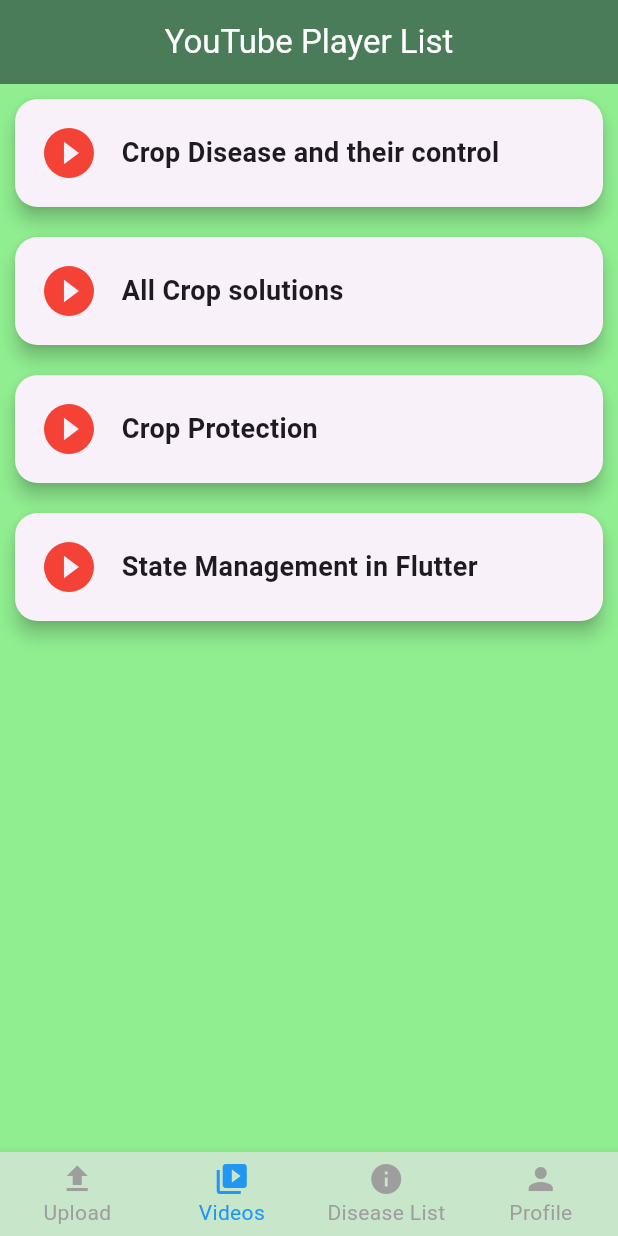
After one commit to akshay-git20/SIH_24, a Flutter app: the UserBottomNav screen opened directly, item 2 of the bottom bar chosen, on a phone screen of 412 x 824 dp. The commit adds this screen. Run offline on Flutter 3.47's test engine with Material 3 defaults, Android fonts, the phone set to English and light mode, and no system bars; drawn by our look-alikes of animated_bottom_navigation_bar; our stand-ins replace dotted_border, font_awesome_flutter, google_fonts, image_picker, youtube_player_flutter.

Commit message:
youtube player added

```diff
--- a/lib/bottom_nav.dart
+++ b/lib/bottom_nav.dart
@@ -6,6 +6,7 @@
 import 'package:sih_24/screens/disease_page.dart';
 import 'package:sih_24/screens/profile_screen.dart';
 import 'package:sih_24/screens/upload_image.dart';
+import 'package:sih_24/screens/youtube_videos.dart';
 
 class UserBottomNav extends StatefulWidget {
   const UserBottomNav({super.key});
@@ -18,6 +19,7 @@
   int _currentIndex = 0;
   final List<Widget> _children = [
     const UploadImage(),
+    YouTubeListPage(),
     DiseaseListPage(),
     const UserProfile(),
   ];
@@ -78,7 +80,7 @@
         body: _children[_currentIndex],
         bottomNavigationBar: AnimatedBottomNavigationBar.builder(
           backgroundColor: Colors.green[100],
-          itemCount: 3,
+          itemCount: 4,
           tabBuilder: (int index, bool isActive) {
             final color = isActive ? Colors.blue : Colors.grey;
             IconData iconData = Icons.quiz; // Default value
@@ -86,15 +88,19 @@
 
             switch (index) {
               case 0:
-                iconData = Icons.quiz;
-                label = 'Home';
+                iconData = Icons.upload;
+                label = 'Upload';
                 break;
               case 1:
+                iconData = Icons.video_library;
+                label = 'Videos';
+                break;
+              case 2:
                 iconData = Icons.info;
                 label = 'Disease List';
                 break;
-              case 2:
-                iconData = Icons.fitness_center;
+              case 3:
+                iconData = Icons.person;
                 label = 'Profile';
                 break;
             }
--- a/lib/screens/edit_profile.dart
+++ b/lib/screens/edit_profile.dart
@@ -1,5 +1,5 @@
 import 'package:flutter/material.dart';
-import 'package:sih_24/constants.dart/states_and_cities.dart';
+import 'package:sih_24/constants/states_and_cities.dart';
 import 'package:sih_24/theme.dart';
 import 'package:sih_24/widgets/custom_button.dart';
 import 'package:sih_24/widgets/custom_dropdown.dart';
--- /dev/null
+++ b/lib/screens/youtube_videos.dart
@@ -0,0 +1,169 @@
+import 'package:flutter/material.dart';
+import 'package:sih_24/theme.dart';
+import 'package:youtube_player_flutter/youtube_player_flutter.dart';
+
+import 'package:flutter/material.dart';
+import 'package:youtube_player_flutter/youtube_player_flutter.dart';
+
+class YouTubePlayerPage extends StatefulWidget {
+  final String videoId;
+
+  YouTubePlayerPage({required this.videoId});
+
+  @override
+  _YouTubePlayerPageState createState() => _YouTubePlayerPageState();
+}
+
+class _YouTubePlayerPageState extends State<YouTubePlayerPage> {
+  late YoutubePlayerController _controller;
+
+  @override
+  void initState() {
+    super.initState();
+    _controller = YoutubePlayerController(
+      initialVideoId: widget.videoId,
+      flags: YoutubePlayerFlags(
+        autoPlay: true,
+        mute: false,
+      ),
+    );
+  }
+
+  @override
+  void dispose() {
+    _controller.dispose();
+    super.dispose();
+  }
+
+  @override
+  Widget build(BuildContext context) {
+    return Scaffold(
+      appBar: AppBar(
+        centerTitle: true,
+        backgroundColor: CustomTheme.loginGradientStart,
+        title: Text(
+          'YouTube Player',
+          style: TextStyle(color: Colors.white),
+        ),
+        leading: IconButton(
+          icon: Icon(Icons.arrow_back),
+          color: Colors.white,
+          onPressed: () {
+            Navigator.pop(context);
+          },
+        ),
+      ),
+      body: Column(
+        children: [
+          Expanded(
+            child: Container(
+              decoration: const BoxDecoration(
+                image: DecorationImage(
+                  image: AssetImage("assets/img/background.png"),
+                  fit: BoxFit.cover,
+                ),
+              ),
+              child: Center(
+                child: YoutubePlayer(
+                  controller: _controller,
+                  showVideoProgressIndicator: true,
+                  onReady: () {
+                    _controller.addListener(() {});
+                  },
+                ),
+              ),
+            ),
+          ),
+        ],
+      ),
+    );
+  }
+}
+
+
+class YouTubeListPage extends StatelessWidget {
+  final List<Map<String, String>> videos = [
+    {
+      'title': 'Crop Disease and their control',
+      'videoId': YoutubePlayer.convertUrlToId("https://youtu.be/OtiqxEaNY2o?si=qJdqh1ooeQRU18MU")!
+    },
+    {
+      'title': 'All Crop solutions',
+      'videoId': YoutubePlayer.convertUrlToId("https://youtu.be/Saip4YcQLOQ?si=nKVW0O-dnlCj7tFQ")!
+    },
+    {
+      'title': 'Crop Protection',
+      'videoId': YoutubePlayer.convertUrlToId("https://youtu.be/nDYTA-eqGOQ?si=kAC5f7tn_YLkVFLk")!
+    },
+    {
+      'title': 'State Management in Flutter',
+      'videoId': YoutubePlayer.convertUrlToId("https://youtu.be/nDYTA-eqGOQ?si=kAC5f7tn_YLkVFLk")!
+    },
+  ];
+
+  @override
+  Widget build(BuildContext context) {
+    return Scaffold(
+      appBar: AppBar(
+        automaticallyImplyLeading: false,
+        centerTitle: true,
+        backgroundColor: CustomTheme.loginGradientStart,
+        title: Text('YouTube Player List',style: TextStyle(color: Colors.white),),
+      ),
+      body: Container(
+        decoration: const BoxDecoration(
+          image: DecorationImage(
+            image: AssetImage("assets/img/background.png"),
+            fit: BoxFit.cover,
+          ),
+        ),
+        child: ListView.builder(
+          itemCount: videos.length,
+          itemBuilder: (context, index) {
+            return Card(
+              margin: EdgeInsets.all(10.0),
+              elevation: 5.0,
+              shape: RoundedRectangleBorder(
+                borderRadius: BorderRadius.circular(15.0),
+              ),
+              child: InkWell(
+                onTap: () {
+                  Navigator.push(
+                    context,
+                    MaterialPageRoute(
+                      builder: (context) => YouTubePlayerPage(
+                        videoId: videos[index]['videoId']!,
+                      ),
+                    ),
+                  );
+                },
+                child: Padding(
+                  padding: const EdgeInsets.all(16.0),
+                  child: Row(
+                    children: [
+                      Icon(
+                        Icons.play_circle_fill,
+                        color: Colors.red,
+                        size: 40.0,
+                      ),
+                      SizedBox(width: 15.0),
+                      Expanded(
+                        child: Text(
+                          videos[index]['title']!,
+                          style: TextStyle(
+                            fontSize: 18.0,
+                            fontWeight: FontWeight.w600,
+                          ),
+                        ),
+                      ),
+                    ],
+                  ),
+                ),
+              ),
+            );
+          },
+        ),
+      ),
+    );
+  }
+}
--- a/pubspec.yaml
+++ b/pubspec.yaml
@@ -36,6 +36,7 @@
   image_picker: ^1.1.2
   google_fonts: ^6.0.0
   animated_bottom_navigation_bar: ^1.3.0
+  youtube_player_flutter: ^9.0.3
 
 dev_dependencies:
   flutter_lints: ^2.0.0
```
Also changed, not shown: lib/main.dart (+1 -15 lines), lib/constants/states_and_cities.dart (renamed from lib/constants.dart/states_and_cities.dart), pubspec.lock, 1 other file.
